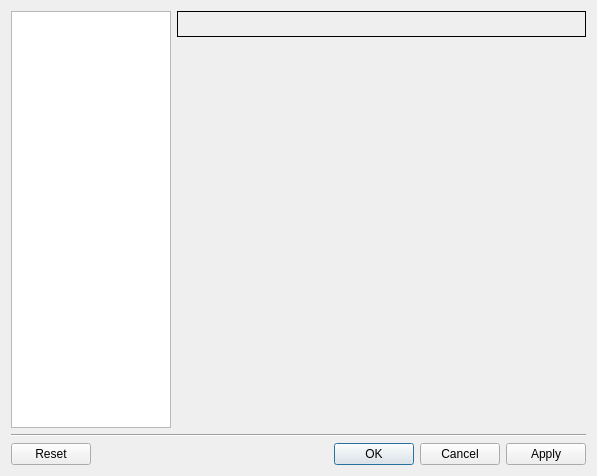
The window that src/GNS3/Ui/Form_PreferencesDialog.ui (GNS3/gns3-legacy) describes before a commit, drawn with Qt 5.
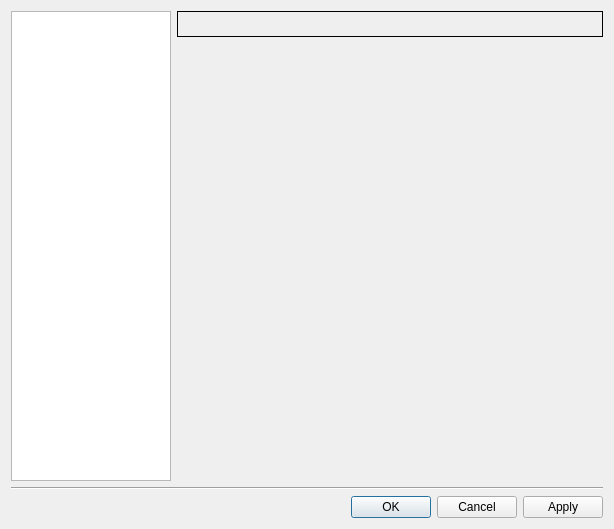
The same window after the commit. Icons and pictures are not drawn.

Patch:
```diff
--- a/src/GNS3/Ui/Form_PreferencesDialog.ui
+++ b/src/GNS3/Ui/Form_PreferencesDialog.ui
@@ -5,8 +5,8 @@
    <rect>
     <x>0</x>
     <y>0</y>
-    <width>597</width>
-    <height>476</height>
+    <width>614</width>
+    <height>529</height>
    </rect>
   </property>
   <property name="sizePolicy" >
@@ -101,7 +101,7 @@
       <enum>Qt::Horizontal</enum>
      </property>
      <property name="standardButtons" >
-      <set>QDialogButtonBox::Apply|QDialogButtonBox::Cancel|QDialogButtonBox::NoButton|QDialogButtonBox::Ok|QDialogButtonBox::Reset</set>
+      <set>QDialogButtonBox::Apply|QDialogButtonBox::Cancel|QDialogButtonBox::NoButton|QDialogButtonBox::Ok</set>
      </property>
     </widget>
    </item>
```
Left out of the diff: 4 changed lines with no effect on the pictures.
